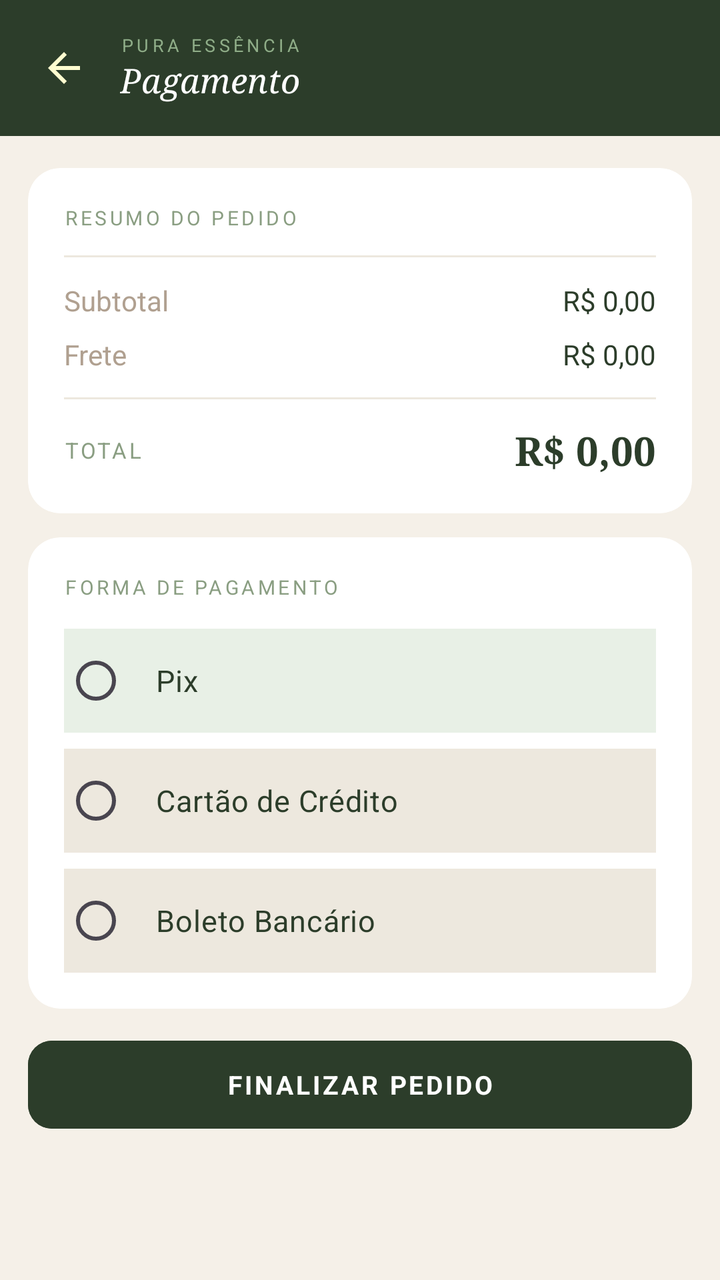
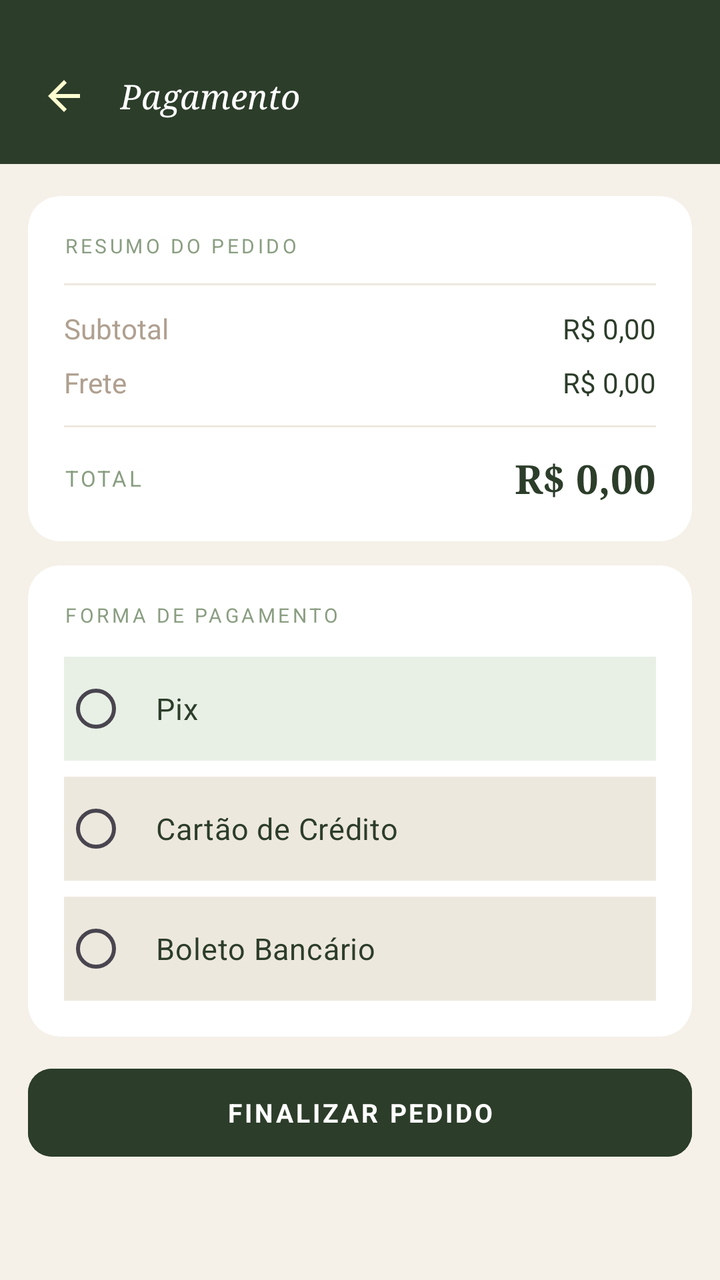

The first picture is an Android layout as it rendered before a commit; the second is the same layout after the commit. The layout source and the unified diff follow.
<!-- AndroidManifest.xml: application theme Theme.AppLoginTest -->
<!-- res/layout/activity_pagamento.xml -->
<?xml version="1.0" encoding="utf-8"?>
<ScrollView xmlns:android="http://schemas.android.com/apk/res/android"
    xmlns:app="http://schemas.android.com/apk/res-auto"
    android:layout_width="match_parent"
    android:layout_height="match_parent"
    android:background="@color/creme_fundo">

    <LinearLayout
        android:layout_width="match_parent"
        android:layout_height="wrap_content"
        android:orientation="vertical">

        
        <LinearLayout
            android:layout_width="match_parent"
            android:layout_height="wrap_content"
            android:background="@color/verde_escuro"
            android:gravity="center_vertical"
            android:orientation="horizontal"
            android:paddingStart="12dp"
            android:paddingEnd="16dp"
            android:paddingTop="14dp"
            android:paddingBottom="14dp">

            <ImageButton
                android:id="@+id/btnVoltar"
                android:layout_width="40dp"
                android:layout_height="40dp"
                android:background="?attr/selectableItemBackgroundBorderless"
                android:src="@drawable/ic_seta_voltar"
                android:contentDescription="Voltar" />

            <LinearLayout
                android:layout_width="0dp"
                android:layout_height="wrap_content"
                android:layout_weight="1"
                android:layout_marginStart="8dp"
                android:orientation="vertical">

                <TextView
                    android:layout_width="wrap_content"
                    android:layout_height="wrap_content"
                    android:text="PURA ESSÊNCIA"
                    android:textColor="@color/verde_claro"
                    android:textSize="9sp"
                    android:letterSpacing="0.2" />

                <TextView
                    android:layout_width="wrap_content"
                    android:layout_height="wrap_content"
                    android:text="Pagamento"
                    android:textColor="@color/white"
                    android:textSize="17sp"
                    android:fontFamily="serif"
                    android:textStyle="italic" />
            </LinearLayout>
        </LinearLayout>

        
        <androidx.cardview.widget.CardView
            android:layout_width="match_parent"
            android:layout_height="wrap_content"
            android:layout_marginStart="14dp"
            android:layout_marginEnd="14dp"
            android:layout_marginTop="16dp"
            app:cardCornerRadius="16dp"
            app:cardElevation="0dp"
            app:cardBackgroundColor="@color/white">

            <LinearLayout
                android:layout_width="match_parent"
                android:layout_height="wrap_content"
                android:orientation="vertical"
                android:padding="18dp">

                <TextView
                    android:layout_width="wrap_content"
                    android:layout_height="wrap_content"
                    android:text="RESUMO DO PEDIDO"
                    android:textColor="@color/texto_badge"
                    android:textSize="10sp"
                    android:letterSpacing="0.15"
                    android:layout_marginBottom="12dp" />

                <View android:layout_width="match_parent" android:layout_height="1dp"
                    android:background="@color/borda_card" android:layout_marginBottom="12dp" />

                <LinearLayout android:layout_width="match_parent" android:layout_height="wrap_content"
                    android:orientation="horizontal" android:layout_marginBottom="8dp">
                    <TextView android:layout_width="0dp" android:layout_height="wrap_content"
                        android:layout_weight="1" android:text="Subtotal"
                        android:textColor="@color/texto_secundario" android:textSize="14sp" />
                    <TextView android:id="@+id/tvSubtotal" android:layout_width="wrap_content"
                        android:layout_height="wrap_content" android:text="R$ 0,00"
                        android:textColor="@color/texto_principal" android:textSize="14sp" />
                </LinearLayout>

                <LinearLayout android:layout_width="match_parent" android:layout_height="wrap_content"
                    android:orientation="horizontal" android:layout_marginBottom="12dp">
                    <TextView android:layout_width="0dp" android:layout_height="wrap_content"
                        android:layout_weight="1" android:text="Frete"
                        android:textColor="@color/texto_secundario" android:textSize="14sp" />
                    <TextView android:id="@+id/tvFrete" android:layout_width="wrap_content"
                        android:layout_height="wrap_content" android:text="R$ 0,00"
                        android:textColor="@color/texto_principal" android:textSize="14sp" />
                </LinearLayout>

                <View android:layout_width="match_parent" android:layout_height="1dp"
                    android:background="@color/borda_card" android:layout_marginBottom="12dp" />

                <LinearLayout android:layout_width="match_parent" android:layout_height="wrap_content"
                    android:orientation="horizontal" android:gravity="center_vertical">
                    <TextView android:layout_width="0dp" android:layout_height="wrap_content"
                        android:layout_weight="1" android:text="TOTAL"
                        android:textColor="@color/texto_badge" android:textSize="11sp" android:letterSpacing="0.1" />
                    <TextView android:id="@+id/tvTotal" android:layout_width="wrap_content"
                        android:layout_height="wrap_content" android:text="R$ 0,00"
                        android:textColor="@color/verde_escuro" android:textSize="20sp"
                        android:fontFamily="serif" android:textStyle="bold" />
                </LinearLayout>
            </LinearLayout>
        </androidx.cardview.widget.CardView>

        
        <androidx.cardview.widget.CardView
            android:layout_width="match_parent"
            android:layout_height="wrap_content"
            android:layout_marginStart="14dp"
            android:layout_marginEnd="14dp"
            android:layout_marginTop="12dp"
            app:cardCornerRadius="16dp"
            app:cardElevation="0dp"
            app:cardBackgroundColor="@color/white">

            <LinearLayout
                android:layout_width="match_parent"
                android:layout_height="wrap_content"
                android:orientation="vertical"
                android:padding="18dp">

                <TextView
                    android:layout_width="wrap_content"
                    android:layout_height="wrap_content"
                    android:text="FORMA DE PAGAMENTO"
                    android:textColor="@color/texto_badge"
                    android:textSize="10sp"
                    android:letterSpacing="0.15"
                    android:layout_marginBottom="14dp" />

                <RadioGroup
                    android:id="@+id/rgPagamento"
                    android:layout_width="match_parent"
                    android:layout_height="wrap_content"
                    android:orientation="vertical">

                    <RadioButton
                        android:id="@+id/rbPix"
                        android:layout_width="match_parent"
                        android:layout_height="52dp"
                        android:text="Pix"
                        android:textColor="@color/texto_principal"
                        android:textSize="15sp"
                        android:buttonTint="@color/verde_escuro"
                        android:background="@color/verde_fundo_badge"
                        android:padding="14dp" />

                    <RadioButton
                        android:id="@+id/rbCartao"
                        android:layout_width="match_parent"
                        android:layout_height="52dp"
                        android:layout_marginTop="8dp"
                        android:text="Cartão de Crédito"
                        android:textColor="@color/texto_principal"
                        android:textSize="15sp"
                        android:buttonTint="@color/verde_escuro"
                        android:background="@color/borda_card"
                        android:padding="14dp" />

                    <RadioButton
                        android:id="@+id/rbBoleto"
                        android:layout_width="match_parent"
                        android:layout_height="52dp"
                        android:layout_marginTop="8dp"
                        android:text="Boleto Bancário"
                        android:textColor="@color/texto_principal"
                        android:textSize="15sp"
                        android:buttonTint="@color/verde_escuro"
                        android:background="@color/borda_card"
                        android:padding="14dp" />
                </RadioGroup>

                
                <androidx.cardview.widget.CardView
                    android:id="@+id/cardFormCartao"
                    android:layout_width="match_parent"
                    android:layout_height="wrap_content"
                    android:layout_marginTop="16dp"
                    android:visibility="gone"
                    app:cardCornerRadius="12dp"
                    app:cardElevation="0dp"
                    app:cardBackgroundColor="@color/verde_fundo_badge">

                    <LinearLayout
                        android:layout_width="match_parent"
                        android:layout_height="wrap_content"
                        android:orientation="vertical"
                        android:padding="16dp">

                        
                        <FrameLayout
                            android:id="@+id/frameCartao"
                            android:layout_width="match_parent"
                            android:layout_height="180dp"
                            android:layout_marginBottom="16dp">

                            
                            <LinearLayout
                                android:id="@+id/cardFrente"
                                android:layout_width="match_parent"
                                android:layout_height="match_parent"
                                android:orientation="vertical"
                                android:padding="20dp"
                                android:background="@drawable/bg_cartao_verde"
                                android:visibility="visible">

                                
                                <LinearLayout
                                    android:id="@+id/layoutBadgeBandeira"
                                    android:layout_width="wrap_content"
                                    android:layout_height="wrap_content"
                                    android:orientation="horizontal"
                                    android:visibility="gone"
                                    android:layout_marginBottom="8dp">
                                    <TextView
                                        android:id="@+id/tvBandeiraDetectada"
                                        android:layout_width="wrap_content"
                                        android:layout_height="wrap_content"
                                        android:textSize="11sp"
                                        android:textStyle="bold" />
                                </LinearLayout>

                                <TextView
                                    android:id="@+id/tvNumeroCartao"
                                    android:layout_width="wrap_content"
                                    android:layout_height="0dp"
                                    android:layout_weight="1"
                                    android:gravity="center_vertical"
                                    android:text="**** **** **** ****"
                                    android:textColor="@color/white"
                                    android:textSize="18sp"
                                    android:fontFamily="monospace"
                                    android:letterSpacing="0.1" />

                                <LinearLayout
                                    android:layout_width="match_parent"
                                    android:layout_height="wrap_content"
                                    android:orientation="horizontal"
                                    android:gravity="center_vertical">

                                    <LinearLayout
                                        android:layout_width="0dp"
                                        android:layout_height="wrap_content"
                                        android:layout_weight="1"
                                        android:orientation="vertical">
                                        <TextView
                                            android:layout_width="wrap_content"
                                            android:layout_height="wrap_content"
                                            android:text="TITULAR"
                                            android:textColor="#aaffffff"
                                            android:textSize="9sp" />
                                        <TextView
                                            android:id="@+id/tvNomeTitular"
                                            android:layout_width="wrap_content"
                                            android:layout_height="wrap_content"
                                            android:text="NOME DO TITULAR"
                                            android:textColor="@color/white"
                                            android:textSize="13sp"
                                            android:textStyle="bold" />
                                    </LinearLayout>

                                    <LinearLayout
                                        android:layout_width="wrap_content"
                                        android:layout_height="wrap_content"
                                        android:orientation="vertical"
                                        android:gravity="end">
                                        <TextView
                                            android:layout_width="wrap_content"
                                            android:layout_height="wrap_content"
                                            android:text="VALIDADE"
                                            android:textColor="#aaffffff"
                                            android:textSize="9sp" />
                                        <TextView
                                            android:id="@+id/tvValidadeCartao"
                                            android:layout_width="wrap_content"
                                            android:layout_height="wrap_content"
                                            android:text="MM/AA"
                                            android:textColor="@color/white"
                                            android:textSize="13sp"
                                            android:textStyle="bold" />
                                    </LinearLayout>

                                    <TextView
                                        android:id="@+id/tvBandeira"
                                        android:layout_width="wrap_content"
                                        android:layout_height="wrap_content"
                                        android:layout_marginStart="12dp"
                                        android:text=""
                                        android:textColor="@color/white"
                                        android:textSize="16sp"
                                        android:textStyle="bold" />
                                </LinearLayout>
                            </LinearLayout>

                            
                            <LinearLayout
                                android:id="@+id/cardVerso"
                                android:layout_width="match_parent"
                                android:layout_height="match_parent"
                                android:orientation="vertical"
                                android:background="@drawable/bg_cartao_verde"
                                android:visibility="gone"
                                android:gravity="center_vertical">

                                <View
                                    android:layout_width="match_parent"
                                    android:layout_height="40dp"
                                    android:background="#222"
                                    android:layout_marginBottom="16dp" />

                                <LinearLayout
                                    android:layout_width="match_parent"
                                    android:layout_height="wrap_content"
                                    android:orientation="horizontal"
                                    android:paddingStart="20dp"
                                    android:paddingEnd="20dp"
                                    android:gravity="center_vertical">

                                    <View
                                        android:layout_width="0dp"
                                        android:layout_height="36dp"
                                        android:layout_weight="1"
                                        android:background="#eee" />

                                    <TextView
                                        android:id="@+id/tvCvvCartao"
                                        android:layout_width="60dp"
                                        android:layout_height="36dp"
                                        android:background="#fff"
                                        android:gravity="center"
                                        android:text="•••"
                                        android:textColor="#333"
                                        android:textSize="16sp"
                                        android:textStyle="bold" />
                                </LinearLayout>
                            </LinearLayout>
                        </FrameLayout>

                        
                        <EditText
                            android:id="@+id/etNumeroCartao"
                            android:layout_width="match_parent"
                            android:layout_height="wrap_content"
                            android:hint="Número do cartão"
                            android:inputType="number"
                            android:maxLength="19"
                            android:layout_marginBottom="10dp" />

                        <EditText
                            android:id="@+id/etNomeTitular"
                            android:layout_width="match_parent"
                            android:layout_height="wrap_content"
                            android:hint="Nome do titular"
                            android:inputType="textPersonName"
                            android:layout_marginBottom="10dp" />

                        <LinearLayout
                            android:layout_width="match_parent"
                            android:layout_height="wrap_content"
                            android:orientation="horizontal"
                            android:layout_marginBottom="10dp">

                            <EditText
                                android:id="@+id/etValidade"
                                android:layout_width="0dp"
                                android:layout_height="wrap_content"
                                android:layout_weight="1"
                                android:hint="MM/AA"
                                android:inputType="number"
                                android:maxLength="5"
                                android:layout_marginEnd="8dp" />

                            <EditText
                                android:id="@+id/etCvv"
                                android:layout_width="0dp"
                                android:layout_height="wrap_content"
                                android:layout_weight="1"
                                android:hint="CVV"
                                android:inputType="number"
                                android:maxLength="4" />
                        </LinearLayout>

                        <Spinner
                            android:id="@+id/spinnerParcelas"
                            android:layout_width="match_parent"
                            android:layout_height="wrap_content" />

                    </LinearLayout>
                </androidx.cardview.widget.CardView>

            </LinearLayout>
        </androidx.cardview.widget.CardView>

        
        <ProgressBar
            android:id="@+id/progressBar"
            android:layout_width="wrap_content"
            android:layout_height="wrap_content"
            android:layout_gravity="center"
            android:layout_marginTop="12dp"
            android:indeterminateTint="@color/verde_escuro"
            android:visibility="gone" />

        <Button
            android:id="@+id/btnFinalizar"
            android:layout_width="match_parent"
            android:layout_height="52dp"
            android:layout_marginStart="14dp"
            android:layout_marginEnd="14dp"
            android:layout_marginTop="12dp"
            android:layout_marginBottom="24dp"
            android:backgroundTint="@color/verde_escuro"
            android:text="FINALIZAR PEDIDO"
            android:textColor="@color/white"
            android:textSize="13sp"
            android:letterSpacing="0.1"
            android:textStyle="bold"
            app:cornerRadius="12dp" />

    </LinearLayout>
</ScrollView>
<!-- resources referenced by this layout -->
<resources>
  <color name="borda_card">#EDE8DE</color>
  <color name="creme_fundo">#F5F0E8</color>
  <color name="texto_badge">#8A9E82</color>
  <color name="texto_principal">#2C3D2A</color>
  <color name="texto_secundario">#B0A090</color>
  <color name="verde_claro">#8FAD88</color>
  <color name="verde_escuro">#2C3D2A</color>
  <color name="verde_fundo_badge">#E8F0E6</color>
  <color name="white">#FFFFFFFF</color>
  <!-- drawable bg_cartao_verde (drawable) -->
  <?xml version="1.0" encoding="utf-8"?>
  <shape xmlns:android="http://schemas.android.com/apk/res/android"
      android:shape="rectangle">
      <gradient
          android:startColor="#1e3a22"
          android:endColor="#3A5D3E"
          android:angle="135"/>
      <corners android:radius="16dp"/>
  </shape>
  <!-- drawable ic_seta_voltar (drawable) -->
  <vector xmlns:android="http://schemas.android.com/apk/res/android"
      android:width="24dp"
      android:height="24dp"
      android:viewportWidth="24"
      android:viewportHeight="24">
      <path
          android:fillColor="#FFFDD0"
          android:pathData="M20,11H7.83l5.59,-5.59L12,4l-8,8 8,8 1.41,-1.41L7.83,13H20v-2z"/>
  </vector>
  <style name="Theme.AppLoginTest" parent="Base.Theme.AppLoginTest" />
  <style name="Base.Theme.AppLoginTest" parent="Theme.Material3.DayNight.NoActionBar">
          <item name="colorPrimary">@color/verde_escuro</item>
          <item name="colorPrimaryVariant">@color/verde_medio</item>
          <item name="colorOnPrimary">@color/white</item>
          <item name="colorSecondary">@color/verde_claro</item>
          <item name="colorOnSecondary">@color/verde_escuro</item>
          <item name="android:windowBackground">@color/creme_fundo</item>
          <item name="android:fontFamily">sans-serif</item>
      </style>
  <color name="verde_medio">#3D5C3A</color>
</resources>

<!-- the commit's change to res/layout/activity_pagamento.xml (unified diff, before → after) -->
@@ -9,6 +9,7 @@
         android:layout_width="match_parent"
         android:layout_height="wrap_content"
         android:orientation="vertical">
+
 
         
         <LinearLayout
@@ -19,7 +20,7 @@
             android:orientation="horizontal"
             android:paddingStart="12dp"
             android:paddingEnd="16dp"
-            android:paddingTop="14dp"
+            android:paddingTop="28dp"
             android:paddingBottom="14dp">
 
             <ImageButton
@@ -30,30 +31,17 @@
                 android:src="@drawable/ic_seta_voltar"
                 android:contentDescription="Voltar" />
 
-            <LinearLayout
+            <TextView
                 android:layout_width="0dp"
                 android:layout_height="wrap_content"
                 android:layout_weight="1"
                 android:layout_marginStart="8dp"
-                android:orientation="vertical">
-
-                <TextView
-                    android:layout_width="wrap_content"
-                    android:layout_height="wrap_content"
-                    android:text="PURA ESSÊNCIA"
-                    android:textColor="@color/verde_claro"
-                    android:textSize="9sp"
-                    android:letterSpacing="0.2" />
-
-                <TextView
-                    android:layout_width="wrap_content"
-                    android:layout_height="wrap_content"
-                    android:text="Pagamento"
-                    android:textColor="@color/white"
-                    android:textSize="17sp"
-                    android:fontFamily="serif"
-                    android:textStyle="italic" />
-            </LinearLayout>
+                android:text="Pagamento"
+                android:textColor="@color/white"
+                android:textSize="17sp"
+                android:fontFamily="serif"
+                android:textStyle="italic" />
+
         </LinearLayout>
 
         
@@ -206,14 +194,12 @@
                         android:orientation="vertical"
                         android:padding="16dp">
 
-                        
                         <FrameLayout
                             android:id="@+id/frameCartao"
                             android:layout_width="match_parent"
                             android:layout_height="180dp"
                             android:layout_marginBottom="16dp">
 
-                            
                             <LinearLayout
                                 android:id="@+id/cardFrente"
                                 android:layout_width="match_parent"
@@ -223,7 +209,6 @@
                                 android:background="@drawable/bg_cartao_verde"
                                 android:visibility="visible">
 
-                                
                                 <LinearLayout
                                     android:id="@+id/layoutBadgeBandeira"
                                     android:layout_width="wrap_content"
@@ -311,7 +296,6 @@
                                 </LinearLayout>
                             </LinearLayout>
 
-                            
                             <LinearLayout
                                 android:id="@+id/cardVerso"
                                 android:layout_width="match_parent"
@@ -355,7 +339,6 @@
                             </LinearLayout>
                         </FrameLayout>
 
-                        
                         <EditText
                             android:id="@+id/etNumeroCartao"
                             android:layout_width="match_parent"
